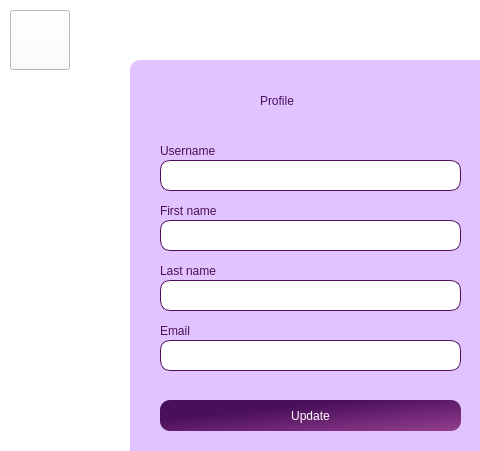
Old version of the form editprofile.ui in the repository Nirjaraa/spendwise; both pictures show x 0 to 480 and y 0 to 451 of the 960 by 540 pixel window.
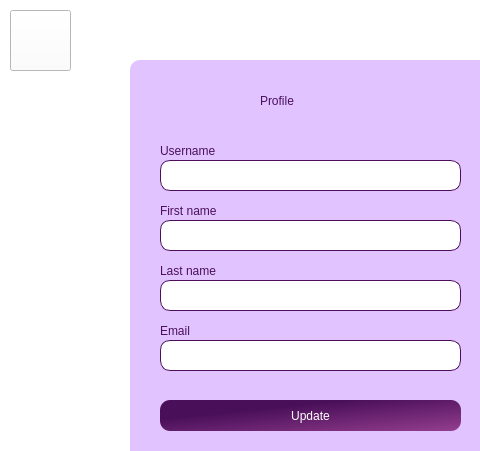
New version of the form. Icons and pictures are not drawn.

```diff
--- a/editprofile.ui
+++ b/editprofile.ui
@@ -23,8 +23,8 @@
      <rect>
       <x>10</x>
       <y>10</y>
-      <width>60</width>
-      <height>60</height>
+      <width>61</width>
+      <height>61</height>
      </rect>
     </property>
     <property name="styleSheet">
@@ -149,7 +149,7 @@
       <rect>
        <x>30</x>
        <y>260</y>
-       <width>81</width>
+       <width>51</width>
        <height>21</height>
       </rect>
      </property>
```
Left out of the diff: 69 changed lines with no effect on the pictures.
